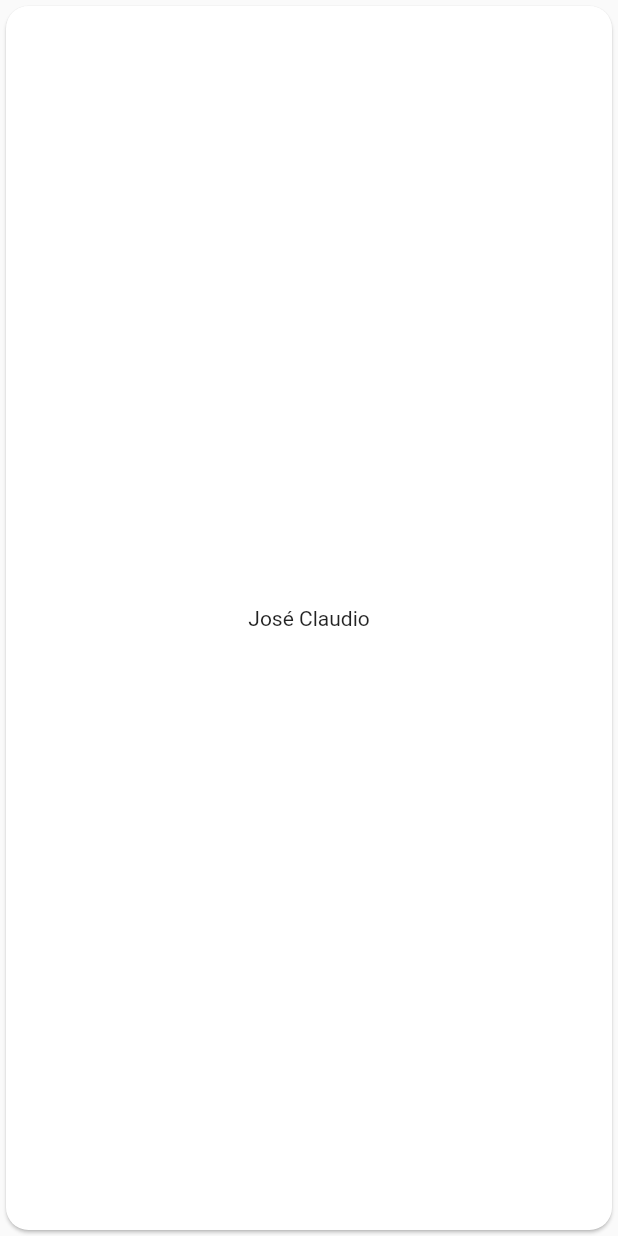
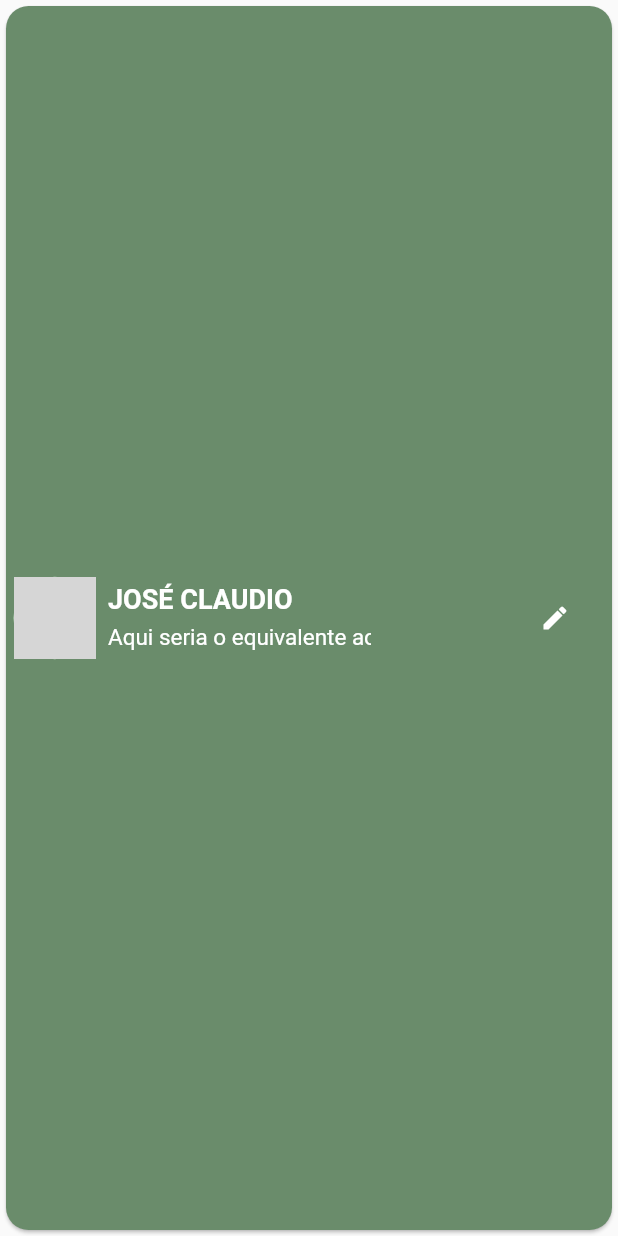
Before and after one commit to drklucas/agenda_personalizada, a Flutter app: the ContactItem widget shown alone on an empty page, opened directly with sample values from the repository, on a phone screen of 412 x 824 dp. Run offline on Flutter 3.47's test engine with Material 2 defaults, Android fonts, the phone set to English and light mode, and no system bars; drawn by our look-alikes of marquee; our stand-ins replace cloud_firestore, firebase_auth, firebase_core; accounts and stored records are empty; network calls fail; grey boxes are pictures that could not be loaded.

Commit message:
contact lists features

```diff
--- a/lib/components/auth_check.dart
+++ b/lib/components/auth_check.dart
@@ -1,3 +1,4 @@
+import 'package:agenda_personalizada/screens/home_screen.dart';
 import 'package:flutter/material.dart';
 import 'package:provider/provider.dart';
 
@@ -24,7 +25,7 @@ class _AuthCheckState extends State<AuthCheck> {
      } else if (auth.usuario == null) {
        return const AuthScreen();
      } else {
-       return const ContactsListScreen();
+       return const HomeScreen();
      }
    }
       loading() {
--- a/lib/components/contact_item.dart
+++ b/lib/components/contact_item.dart
@@ -1,5 +1,6 @@
 import 'package:agenda_personalizada/providers/contact_list.dart';
 import 'package:flutter/material.dart';
+import 'package:marquee/marquee.dart';
 import 'package:provider/provider.dart';
 
 import '../models/contact.dart';
@@ -10,16 +11,14 @@ class ContactItem extends StatelessWidget {
 
   @override
   Widget build(BuildContext context) {
+    final size = MediaQuery.of(context).size;
+
     return Dismissible(
       key: UniqueKey(),
       direction: DismissDirection.endToStart,
       background: Container(
         color: Theme.of(context).errorColor,
-        child: const Icon(
-          Icons.delete,
-          color: Colors.white,
-          size: 40
-        ),
+        child: const Icon(Icons.delete, color: Colors.white, size: 40),
         alignment: Alignment.centerRight,
         padding: const EdgeInsets.only(right: 20),
         margin: const EdgeInsets.symmetric(
@@ -44,8 +43,7 @@ class ContactItem extends StatelessWidget {
                   child: const Text('Sim'),
                   onPressed: () {
                     Navigator.of(ctx).pop(true);
-                }
-              ),
+                  }),
             ],
           ),
         );
@@ -57,14 +55,88 @@ class ContactItem extends StatelessWidget {
         ).delete(contact.id);
       },
       child: GestureDetector(
-        onTap: () {
+        onTap: () {},
+        child: Card(
+          color: Color.fromARGB(255, 106, 140, 107),
+          shape:
+              RoundedRectangleBorder(borderRadius: BorderRadius.circular(15)),
+          child: SizedBox(
+            height: size.height,
+            child: Row(
+              mainAxisSize: MainAxisSize.max,
+              mainAxisAlignment: MainAxisAlignment.spaceAround,
+              children: [
+                Expanded(
+                  child: Row(
+                    mainAxisAlignment: MainAxisAlignment.start,
+                    children: [
+                      Container(
+                        margin: const EdgeInsets.all(5),
+                        height: 55,
+                        width: 55,
+                        decoration: BoxDecoration(
+                          color: Colors.green.shade100,
+                          shape: BoxShape.circle,
+                          image: const DecorationImage(
+                              fit: BoxFit.fill,
+                              image: NetworkImage(
+                                  'https://www.auctus.com.br/wp-content/uploads/2017/09/sem-imagem-avatar.png')),
+                        ),
+                      ),
+                      Padding(
+                        padding: const EdgeInsets.all(3.0),
+                        child: Column(
+                          mainAxisAlignment: MainAxisAlignment.center,
+                          crossAxisAlignment: CrossAxisAlignment.start,
+                          children: [
+                            Padding(
+                              padding: const EdgeInsets.only(bottom: 5),
+                              child: Text(
+                                contact.name.toUpperCase(),
+                                style: const TextStyle(
+                                  color: Colors.white,
+                                  fontSize: 18,
+                                  fontWeight: FontWeight.bold,
+                                ),
+                              ),
+                            ),
+                            SizedBox(
+                              height: 20,
+                              width: 175,
+                              child: Marquee(
+                                text:
+                                    'Aqui seria o equivalente ao status do contato na sua agenda',
+                                style: const TextStyle(
+                                  fontSize: 15,
+                                  color: Colors.white,
+                                ),
+                                fadingEdgeStartFraction: 0.2,
+                                fadingEdgeEndFraction: 0.2,
+                                blankSpace: 30,
+                              ),
+                            ),
+                          ],
+                        ),
+                      ),
+                    ],
+                  ),
+                ),
+                Container(
+                  margin: const EdgeInsets.all(14),
+                  child: IconButton(
+                    icon: const Icon(
+                      Icons.edit,
+                      color: Colors.white,
+                      ),
+                    iconSize: 20,
+                    onPressed: () {
 
                     },
-        child: Card(
-          shape: RoundedRectangleBorder(
-            borderRadius: BorderRadius.circular(15)
                   ),
-          child: Center(child: Text(contact.name),)
+                ),
+              ],
+            ),
+          ),
         ),
       ),
     );
--- a/lib/main.dart
+++ b/lib/main.dart
@@ -13,11 +13,11 @@ Future<void> main() async {
   await Firebase.initializeApp(
     options: DefaultFirebaseOptions.currentPlatform,
   );
-  runApp(const MyApp());
+  runApp( MyApp());
 }
 
 class MyApp extends StatelessWidget {
-  const MyApp({Key? key}) : super(key: key);
+
 
   @override
   Widget build(BuildContext context) {
@@ -37,7 +37,7 @@ class MyApp extends StatelessWidget {
         theme: ThemeData(
           primarySwatch: Colors.blue,
         ),
-        home: const ContactsListScreen(),
+        home: AuthCheck(),
         routes: const {},
         debugShowCheckedModeBanner: false,
       ),
--- a/pubspec.yaml
+++ b/pubspec.yaml
@@ -38,6 +38,7 @@ dependencies:
   firebase_auth: ^3.3.19
   provider: ^6.0.3
   cloud_firestore: ^3.1.17
+  marquee: ^2.2.3
 
 dev_dependencies:
   flutter_test:
```
Also changed, not shown: lib/components/contacts_listview.dart (+6 -10 lines), lib/components/favoriteContact_list.dart (added, +37 -0 lines), lib/components/favoriteContacts_item.dart (added, +70 -0 lines), lib/screens/contacts_list_screen.dart (+51 -5 lines), lib/screens/home_screen.dart (added, +24 -0 lines), pubspec.lock, 2 other files. Lines whose indentation alone changed are shown as unchanged.
